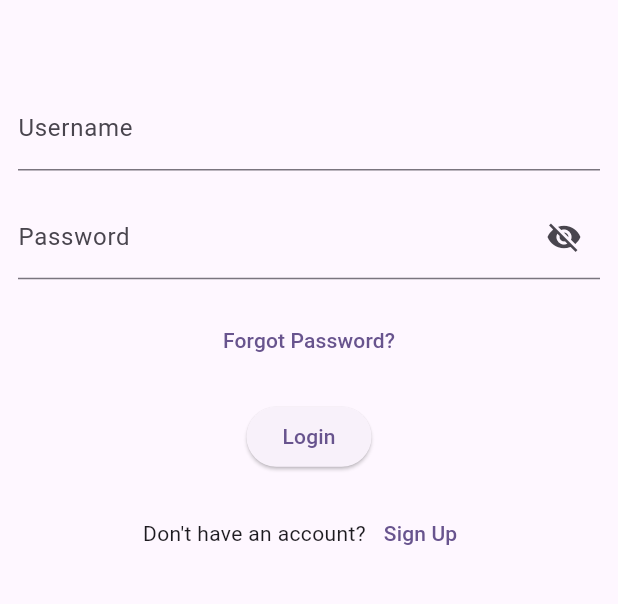
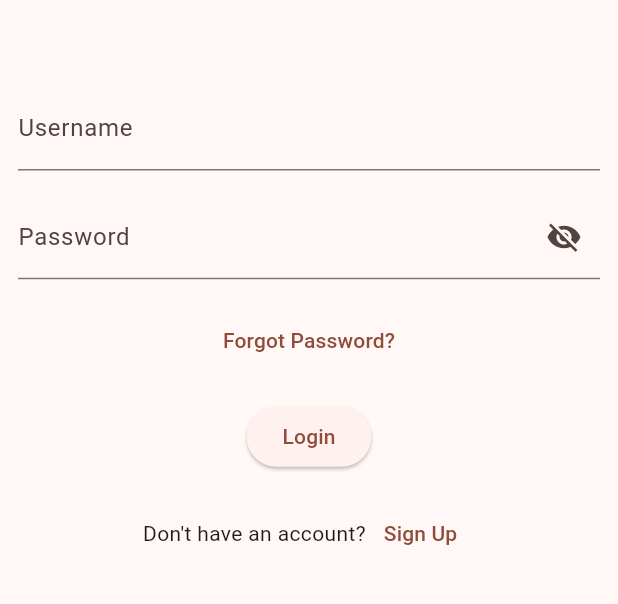
Before and after one commit to Cost-Effective-Software-Project-11/Klinik, a Flutter app: the screen it shows after launch, on a phone screen of 412 x 824 dp, the part 437-1041 px from its top. Run offline on Flutter 3.47's test engine with Material 3 defaults, Android fonts, the phone set to English and light mode, and no system bars; our stand-ins replace bloc, equatable, flutter_bloc; accounts and stored records are empty.

Commit message:
"register" directory renamed to "signup"

```diff
--- a/lib/main.dart
+++ b/lib/main.dart
@@ -2,10 +2,10 @@ import 'package:authentication_repository/authentication_repository.dart';
 import 'package:flutter/material.dart';
 import 'package:flutter_bloc/flutter_bloc.dart';
 import 'package:flutter_gp5/screens/auth/bloc/authentication_bloc.dart';
+import 'package:flutter_gp5/screens/auth/signup/signup_screen.dart';
 import 'package:user_repository/user_repository.dart';
 import 'package:flutter_gp5/screens/home/home_screen.dart';
 import 'package:flutter_gp5/screens/auth/login/login_screen.dart';
-import 'package:flutter_gp5/screens/auth/register/signup_screen.dart';
 
 void main() {
   runApp(const MyApp());
@@ -30,7 +30,7 @@ class MyApp extends StatelessWidget {
         child: MaterialApp(
           title: 'GP5',
           theme: ThemeData(
-            colorScheme: ColorScheme.fromSeed(seedColor: Colors.deepPurple),
+            colorScheme: ColorScheme.fromSeed(seedColor: Colors.deepOrange),
             useMaterial3: true,
           ),
           initialRoute: '/',
```
